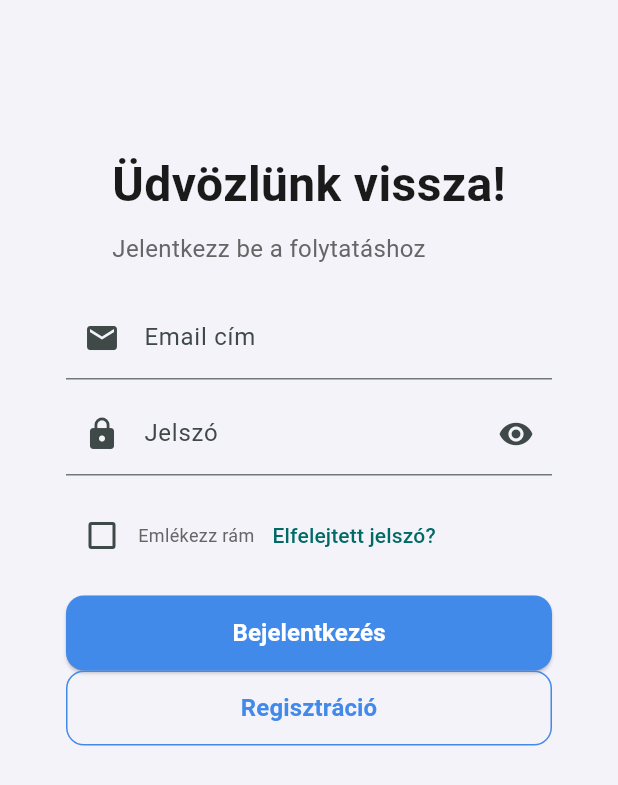
After one commit to marosvariadam/flutter_application_1, a Flutter app: the LoginPage screen opened directly, on a phone screen of 412 x 824 dp. The commit adds this screen. Shown: the top 785 px of the screen. Run offline on Flutter 3.47's test engine with Material 3 defaults, Android fonts, the phone set to English and light mode, and no system bars; our stand-ins replace go_router, hive_flutter, rive; accounts and stored records are empty; network calls fail.

Commit message:
login page started

```diff
--- a/lib/app/app_router.dart
+++ b/lib/app/app_router.dart
@@ -1,11 +1,12 @@
 import 'package:flutter/material.dart';
 import 'package:flutter_application_1/app/shared/widgets/widgets_nav/bottom_nav.dart';
 import 'package:flutter_application_1/features/home/presantation/home_page.dart';
+import 'package:flutter_application_1/features/login/login_page.dart';
 import 'package:flutter_application_1/features/profiles/presentation/profiles_page.dart';
 import 'package:flutter_application_1/features/session/presentations/session_page.dart';
 import 'package:go_router/go_router.dart';
 
-enum Approute{home, session, profile}
+enum Approute{home, session, profile, login}
 
 GoRouter buildRouter() {
   return GoRouter(
@@ -14,6 +15,7 @@ GoRouter buildRouter() {
       StatefulShellRoute.indexedStack(
         builder:(context, state, shell) => BottomNavScaffold(shell: shell),
         branches: [
+
           StatefulShellBranch(
             routes: [
               GoRoute(
--- /dev/null
+++ b/lib/features/login/login_page.dart
@@ -0,0 +1,132 @@
+import 'package:flutter/material.dart';
+import 'package:flutter_application_1/app/design/design_tokens.dart';
+
+class LoginPage extends StatelessWidget {
+  const LoginPage({super.key});
+
+  @override
+  Widget build(BuildContext context) {
+    return Scaffold(
+      body: SingleChildScrollView(
+        child: Padding(
+          padding: const EdgeInsets.only(top: 100.0, left: 24.0, right: 24.0),
+          child: Column(
+            children: [
+              Column(
+                crossAxisAlignment: CrossAxisAlignment.start,
+                children: [
+                  Text(
+                    'Üdvözlünk vissza!',
+                    style: TextStyle(
+                      color: DT.textPrimary,
+                      fontSize: DT.s8,
+                      fontWeight: FontWeight.w700,
+                    ),
+                  ),
+                  const SizedBox(height: DT.s2),
+                  Text(
+                    'Jelentkezz be a folytatáshoz',
+                    style: TextStyle(
+                      color: DT.textSecondary,
+                      fontSize: DT.s4,
+                      fontWeight: FontWeight.w400,
+                    ),
+                  ),
+                ],
+              ),
+              Form(child: Padding(
+                padding: const EdgeInsets.all(DT.s5),
+                child:
+                Column(
+                  children: [
+                    TextFormField(
+                      decoration: const InputDecoration(
+                        labelText: 'Email cím',
+                        prefixIcon: Icon(Icons.email),
+                      ),
+                    ),
+                    const SizedBox(height: DT.s2),
+                    TextFormField(
+                      obscureText: true,
+                      decoration: const InputDecoration(
+                        labelText: 'Jelszó',
+                        prefixIcon: Icon(Icons.lock),
+                        suffixIcon: Icon( Icons.visibility),
+                      ),
+                    ),
+                    const SizedBox(height: DT.s4),
+
+                    Row(
+                      children: [
+                        Row(
+                          mainAxisAlignment: MainAxisAlignment.spaceBetween,
+                          children: [
+                            Checkbox(value: false, onChanged: (value) {}),
+                            Text(
+                              'Emlékezz rám',
+                              style: TextStyle(
+                                color: DT.textSecondary,
+                                fontSize: DT.s3,
+                              ),
+                            ),
+                          ],
+                        ),
+                        TextButton(onPressed: () {}, child: const Text('Elfelejtett jelszó?'))
+                      ],
+                    ),
+                    const SizedBox(height: DT.s4),
+
+                    SizedBox(
+                      width: double.infinity,
+                      height: 50,
+                      child: ElevatedButton(
+                        onPressed: () {}, //validacio es beleptetes
+                        style: ElevatedButton.styleFrom(
+                          backgroundColor: DT.metricBlue,
+                          shape: RoundedRectangleBorder(
+                            borderRadius: BorderRadius.circular(DT.rCardSmall),
+                          ),
+                        ),
+                        child: Text(
+                          'Bejelentkezés',
+                          style: TextStyle(
+                            color: DT.textWhite,
+                            fontSize: DT.s4,
+                            fontWeight: FontWeight.w600,
+                          ),
+                        ),
+                      ),
+                    ),
+
+                    SizedBox(
+                      width: double.infinity,
+                      height: 50,
+                      child: OutlinedButton(
+                        onPressed: () {}, //regisztracio oldalra
+                        style: OutlinedButton.styleFrom(
+                          side: BorderSide(color: DT.metricBlue),
+                          shape: RoundedRectangleBorder(
+                            borderRadius: BorderRadius.circular(DT.rCardSmall),
+                          ),
+                        ),
+                        child: Text(
+                          'Regisztráció',
+                          style: TextStyle(
+                            color: DT.metricBlue,
+                            fontSize: DT.s4,
+                            fontWeight: FontWeight.w600,
+                          ),
+                        ),
+                      ),
+                    )
+                    ],
+                  )
+                )
+              )
+            ],
+          ) ,
+        ),
+      ),
+    );
+  }
+}
--- a/lib/features/session/presentations/session_page.dart
+++ b/lib/features/session/presentations/session_page.dart
@@ -15,7 +15,7 @@ class SessionsPage extends StatelessWidget {
         backgroundColor: DT.bg,
         elevation: 0,
         title: const Text(
-          'Edezés',
+          'Edzés',
           style: TextStyle(
             color: DT.textPrimary,
             fontSize: DT.s4,
@@ -227,8 +227,6 @@ class _SessionCard extends StatelessWidget {
   }
 }
 
-
-
 class _InfoChip extends StatelessWidget {
   const _InfoChip({super.key, required this.icon, required this.text});
 
```
